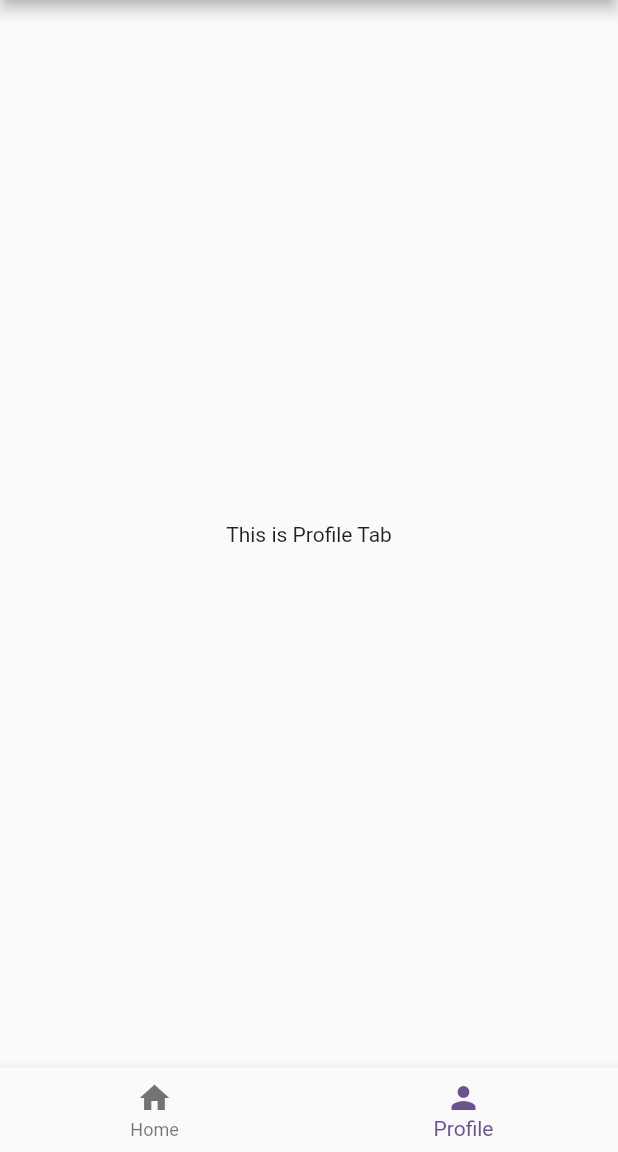
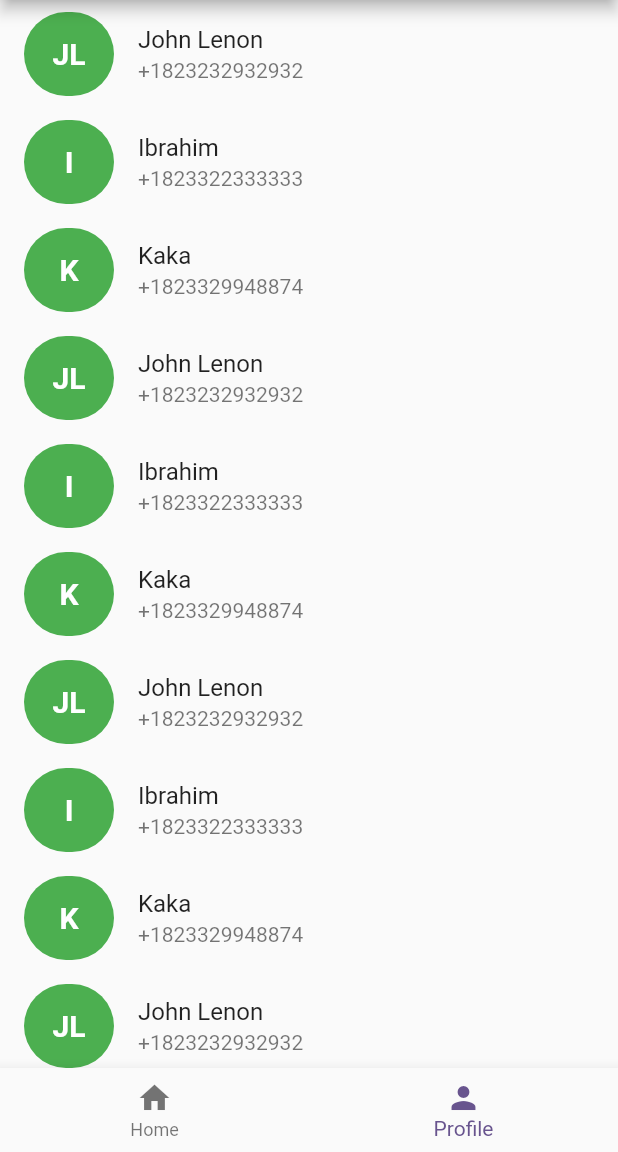
Before and after one commit to nixuiui/belajar-flutter-batch-2, a Flutter app: the screen it shows after launch, item 2 of the bottom bar chosen, on a phone screen of 412 x 824 dp, the part 84-1236 px from its top. Run offline on Flutter 3.47's test engine with Material 3 defaults, Android fonts, the phone set to English and light mode, and no system bars.

Commit message:
add contact list view

```diff
--- /dev/null
+++ b/lib/models/contact.dart
@@ -0,0 +1,11 @@
+class Contact {
+  final String name;
+  final String phoneNumber;
+  final String intial;
+
+  Contact({
+    required this.name,
+    required this.phoneNumber,
+    required this.intial,
+  });
+}
--- a/lib/tabs/profile_tab.dart
+++ b/lib/tabs/profile_tab.dart
@@ -1,3 +1,4 @@
+import 'package:belajar_flutter_batch_2/models/contact.dart';
 import 'package:flutter/material.dart';
 
 class ProfileTab extends StatefulWidget {
@@ -8,10 +9,126 @@ class ProfileTab extends StatefulWidget {
 }
 
 class _ProfileTabState extends State<ProfileTab> {
+
+  final contactList = [
+    Contact(
+      name: "John Lenon",
+      phoneNumber: "+1823232932932",
+      intial: "JL"
+    ),
+    Contact(
+      name: "Ibrahim",
+      phoneNumber: "+1823322333333",
+      intial: "I"
+    ),
+    Contact(
+      name: "Kaka",
+      phoneNumber: "+1823329948874",
+      intial: "K"
+    ),
+    Contact(
+      name: "John Lenon",
+      phoneNumber: "+1823232932932",
+      intial: "JL"
+    ),
+    Contact(
+      name: "Ibrahim",
+      phoneNumber: "+1823322333333",
+      intial: "I"
+    ),
+    Contact(
+      name: "Kaka",
+      phoneNumber: "+1823329948874",
+      intial: "K"
+    ),
+    Contact(
+      name: "John Lenon",
+      phoneNumber: "+1823232932932",
+      intial: "JL"
+    ),
+    Contact(
+      name: "Ibrahim",
+      phoneNumber: "+1823322333333",
+      intial: "I"
+    ),
+    Contact(
+      name: "Kaka",
+      phoneNumber: "+1823329948874",
+      intial: "K"
+    ),
+    Contact(
+      name: "John Lenon",
+      phoneNumber: "+1823232932932",
+      intial: "JL"
+    ),
+    Contact(
+      name: "Ibrahim",
+      phoneNumber: "+1823322333333",
+      intial: "I"
+    ),
+    Contact(
+      name: "Kaka",
+      phoneNumber: "+1823329948874",
+      intial: "K"
+    ),
+    Contact(
+      name: "John Lenon",
+      phoneNumber: "+1823232932932",
+      intial: "JL"
+    ),
+    Contact(
+      name: "Ibrahim",
+      phoneNumber: "+1823322333333",
+      intial: "I"
+    ),
+    Contact(
+      name: "Kaka",
+      phoneNumber: "+1823329948874",
+      intial: "K"
+    ),
+    Contact(
+      name: "John Lenon",
+      phoneNumber: "+1823232932932",
+      intial: "JL"
+    ),
+    Contact(
+      name: "Ibrahim",
+      phoneNumber: "+1823322333333",
+      intial: "I"
+    ),
+    Contact(
+      name: "Kaka",
+      phoneNumber: "+1823329948874",
+      intial: "K"
+    ),
+  ];
+
   @override
   Widget build(BuildContext context) {
-    return const Center(
-      child: Text('This is Profile Tab'),
+    return ListView.builder(
+      itemCount: contactList.length,
+      itemBuilder: (context, index) => ListTile(
+        leading: Container(
+          width: 60,
+          height: 60,
+          decoration: BoxDecoration(
+            color: Colors.green,
+            borderRadius: BorderRadius.circular(50)
+          ),
+          child: Center(
+            child: Text(
+              contactList[index].intial,
+              style: const TextStyle(
+                fontSize: 20,
+                color: Colors.white,
+                fontWeight: FontWeight.bold
+              ),
+            )
+          ),
+        ),
+        title: Text(contactList[index].name),
+        subtitle: Text(contactList[index].phoneNumber),
+      ),
     );
   }
 }
```
